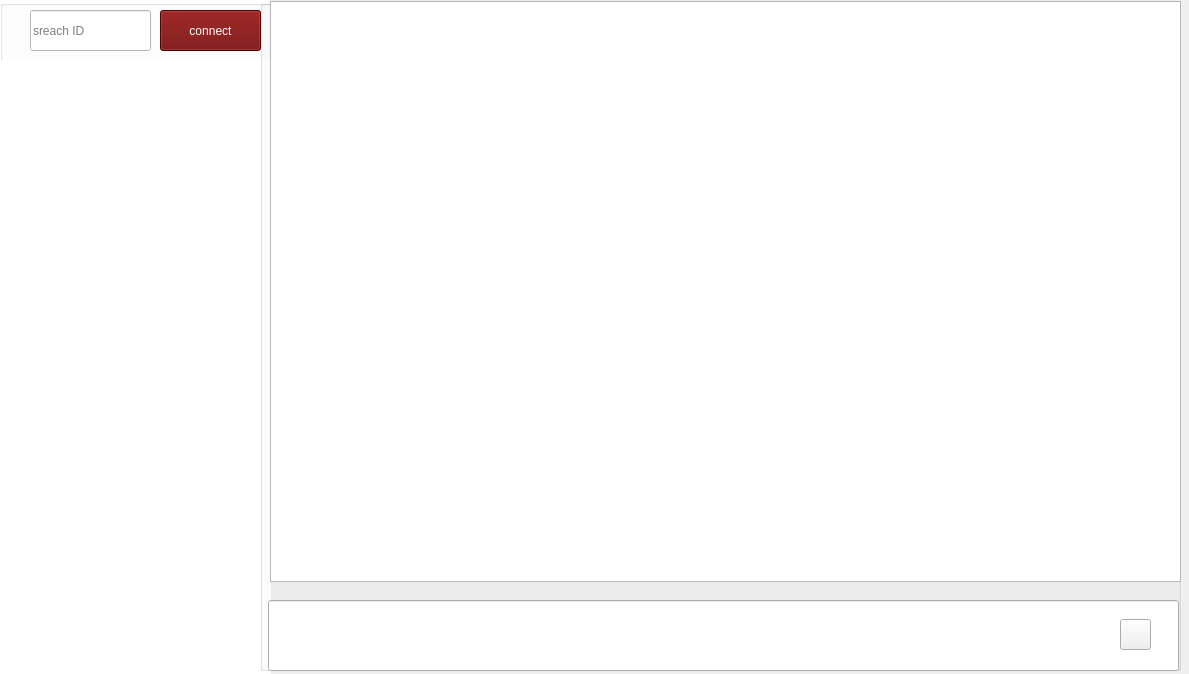
Qt form chatroom.ui (Pourya231/converso) before a commit.
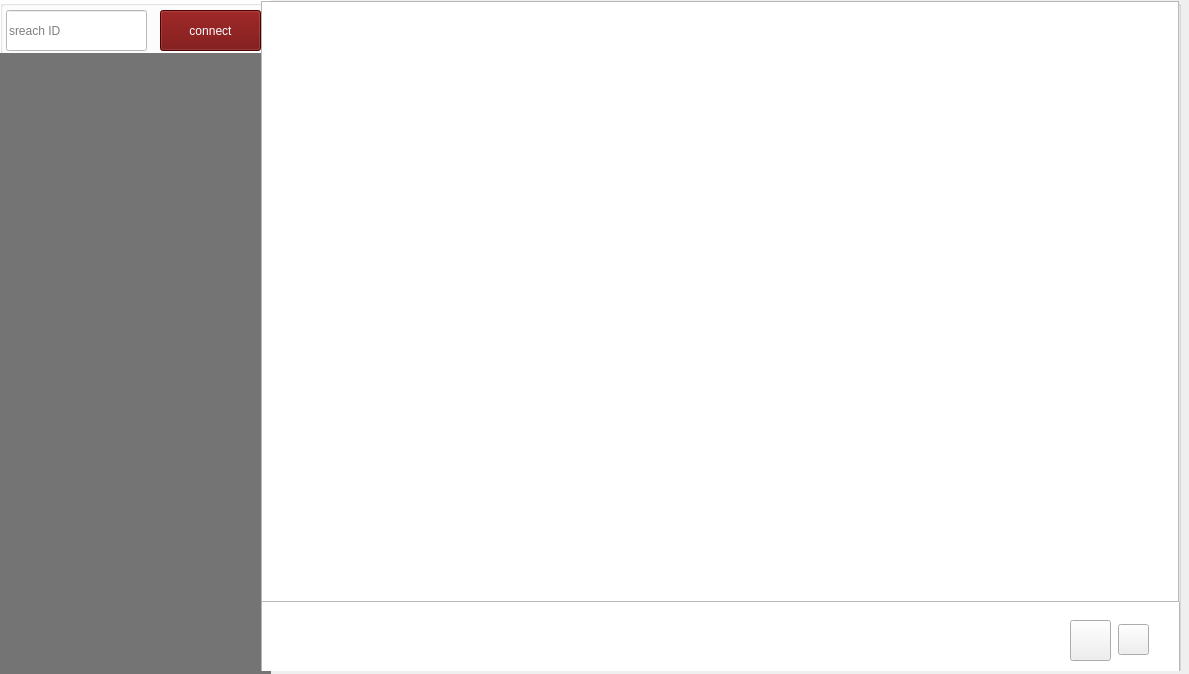
The same form after that commit. Icons and pictures are not drawn.

Patch:
```diff
--- a/chatroom.ui
+++ b/chatroom.ui
@@ -42,9 +42,9 @@
     <widget class="QLineEdit" name="lineEdit_3">
      <property name="geometry">
       <rect>
-       <x>30</x>
+       <x>6</x>
        <y>10</y>
-       <width>121</width>
+       <width>141</width>
        <height>41</height>
       </rect>
      </property>
@@ -78,14 +78,14 @@
      <property name="geometry">
       <rect>
        <x>0</x>
-       <y>60</y>
+       <y>53</y>
        <width>301</width>
-       <height>631</height>
+       <height>636</height>
       </rect>
      </property>
      <property name="styleSheet">
       <string notr="true">font: 18pt &quot;MS Shell Dlg 2&quot;;
-background-color: rgb(255, 255, 255);
+background-color: rgb(116, 116, 116);
 color: rgb(0, 0, 0);</string>
      </property>
      <property name="frameShape">
@@ -108,14 +108,17 @@
     <widget class="QLineEdit" name="lineEdit">
      <property name="geometry">
       <rect>
-       <x>8</x>
+       <x>1</x>
        <y>600</y>
-       <width>911</width>
-       <height>71</height>
+       <width>919</width>
+       <height>76</height>
       </rect>
      </property>
      <property name="styleSheet">
-      <string notr="true">font: 15pt &quot;MS Shell Dlg 2&quot;;</string>
+      <string notr="true">font: 15pt &quot;MS Shell Dlg 2&quot;;
+background-color: rgb(255, 255, 255);
+
+</string>
      </property>
      <property name="text">
       <string/>
@@ -124,8 +127,8 @@
     <widget class="QPushButton" name="pushButton">
      <property name="geometry">
       <rect>
-       <x>860</x>
-       <y>619</y>
+       <x>858</x>
+       <y>624</y>
        <width>31</width>
        <height>31</height>
       </rect>
@@ -140,10 +143,10 @@
     <widget class="QListWidget" name="listWidget_2">
      <property name="geometry">
       <rect>
-       <x>10</x>
+       <x>1</x>
        <y>1</y>
-       <width>911</width>
-       <height>581</height>
+       <width>918</width>
+       <height>601</height>
       </rect>
      </property>
      <property name="styleSheet">
@@ -152,6 +155,22 @@
 color: rgb(255, 255, 255);</string>
      </property>
     </widget>
+    <widget class="QPushButton" name="pushButton_3">
+     <property name="geometry">
+      <rect>
+       <x>810</x>
+       <y>620</y>
+       <width>41</width>
+       <height>41</height>
+      </rect>
+     </property>
+     <property name="styleSheet">
+      <string notr="true">border-image: url(:/new/prefix1/attachment.png);</string>
+     </property>
+     <property name="text">
+      <string/>
+     </property>
+    </widget>
    </widget>
   </widget>
  </widget>
```
